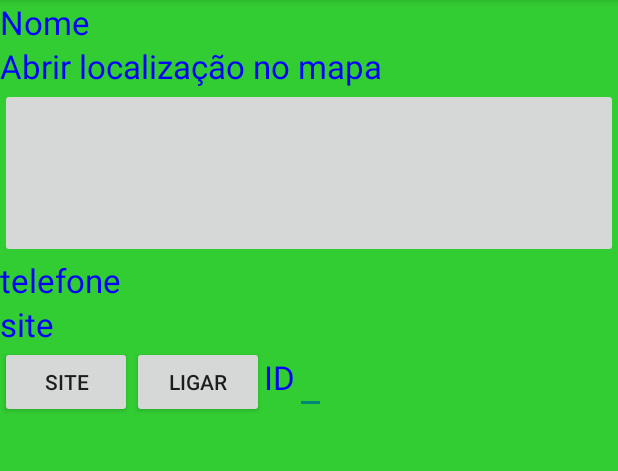
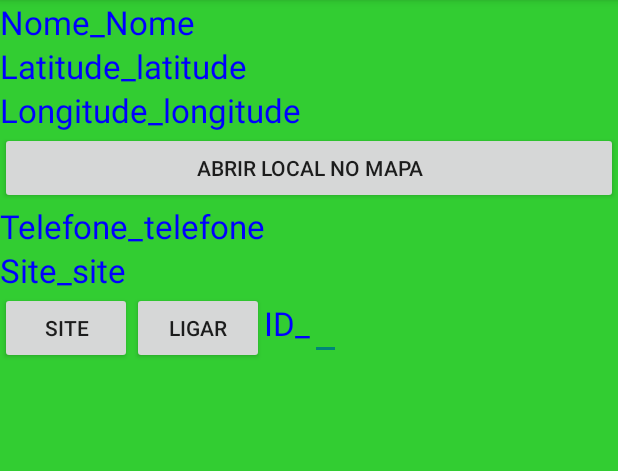
Before and after one commit to LucasChr/Projeto00, an Android app: the EmpresarialDadosActivity screen opened directly, with no data from a screen before it, on a phone screen of 412 x 824 dp, the part 84-555 px from its top. Run offline under Robolectric (Android 15) with nearby library versions, the phone set to English and light mode, and no system bars; 1 statement that could not run was skipped.

Commit message:
Atualizações, método para abrir localização no mapa implementado com sucesso

```diff
--- a/app/src/main/AndroidManifest.xml
+++ b/app/src/main/AndroidManifest.xml
@@ -3,7 +3,7 @@
     package="com.example.lucas.projeto00">
 
     <uses-library android:name="com.google.android.maps" />
-
+    <uses-permission android:name="android.permission.ACCESS_FINE_LOCATION"/>
     <uses-permission android:name="android.permission.ACCESS_COARSE_LOCATION" />
     <uses-permission android:name="android.permission.CALL_PHONE" />
     <uses-permission android:name="android.permission.INTERNET" />
--- a/app/src/main/java/com/example/lucas/projeto00/Listas/EmpresarialListActivity.java
+++ b/app/src/main/java/com/example/lucas/projeto00/Listas/EmpresarialListActivity.java
@@ -19,8 +19,6 @@ import java.util.List;
 
 public class EmpresarialListActivity extends ListActivity {
 
-    final int MENU_NOVO = 1;
-    final int MENU_CANCELAR = 2;
     EmpresaDAO dao;
     List<Empresa> empresas;
     EmpresarialListAdapter adapter;
--- a/app/src/main/java/com/example/lucas/projeto00/Listas/EmpresarialListAdapter.java
+++ b/app/src/main/java/com/example/lucas/projeto00/Listas/EmpresarialListAdapter.java
@@ -35,12 +35,12 @@ public class EmpresarialListAdapter extends ArrayAdapter<Empresa> {
 
         TextView tvNome = (TextView) itemV.findViewById(R.id.empresarial_list_item_tvNome);
         TextView tvTelefone = (TextView) itemV.findViewById(R.id.empresarial_list_item_tvTelefone);
-        TextView tvEndereco = (TextView) itemV.findViewById(R.id.empresarial_list_item_tvEndereco);
+        TextView tvSite = (TextView) itemV.findViewById(R.id.empresarial_list_item_tvSite);
 
         Empresa empresa = empresas.get(position);
         tvNome.setText(empresa.getNome());
         tvTelefone.setText(empresa.getTelefone());
-        tvEndereco.setText(empresa.getEndereco());
+        tvSite.setText(empresa.getSite());
 
         return itemV;
     }
--- a/app/src/main/java/com/example/lucas/projeto00/Listas/TuristicoListAdapter.java
+++ b/app/src/main/java/com/example/lucas/projeto00/Listas/TuristicoListAdapter.java
@@ -31,14 +31,12 @@ public class TuristicoListAdapter extends ArrayAdapter<Turistico> {
     @Override
     public View getView(int position, View convertView, ViewGroup parent) {
         LayoutInflater inflater = (LayoutInflater) ct.getSystemService(Context.LAYOUT_INFLATER_SERVICE);
-        View itemView = inflater.inflate(layout,null);
+        View itemView = inflater.inflate(layout, null);
 
         TextView tvNome = (TextView) itemView.findViewById(R.id.turistico_list_item_tvNome);
-        TextView tvEndereco = (TextView) itemView.findViewById(R.id.turistico_list_item_tvLocalizacao);
 
         Turistico turistico = turisticos.get(position);
         tvNome.setText(turistico.getNome());
-        tvEndereco.setText(turistico.getEndereco());
 
         return itemView;
     }
--- a/app/src/main/java/com/example/lucas/projeto00/PEmpresarial/EmpresarialDadosActivity.java
+++ b/app/src/main/java/com/example/lucas/projeto00/PEmpresarial/EmpresarialDadosActivity.java
@@ -20,7 +20,7 @@ public class EmpresarialDadosActivity extends Activity {
 
     EmpresaDAO dao;
     EditText edtID;
-    TextView tvNome, tvTelefone, tvSite;
+    TextView tvNome, tvTelefone, tvSite, tvLatitude, tvLongitude;
 
     @Override
     protected void onCreate(Bundle savedInstanceState) {
@@ -31,6 +31,8 @@ public class EmpresarialDadosActivity extends Activity {
         tvNome = (TextView) findViewById(R.id.empresarial_dados_tvNome);
         tvTelefone = (TextView) findViewById(R.id.empresarial_dados_tvTelefone);
         tvSite = (TextView) findViewById(R.id.empresarial_dados_tvSite);
+        tvLatitude = (TextView) findViewById(R.id.empresarial_dados_tvLatitude);
+        tvLongitude = (TextView) findViewById(R.id.empresarial_dados_tvLongitude);
 
         dao = new EmpresaDAO(this);
         Intent intent = getIntent();
@@ -86,7 +88,7 @@ public class EmpresarialDadosActivity extends Activity {
     public void excluir() {
         dao.excluir(edtID.getText().toString());
         setResult(4);
-        Toast.makeText(this,"Excluído!",Toast.LENGTH_LONG).show();
+        Toast.makeText(this, "Excluído!", Toast.LENGTH_LONG).show();
         finish();
     }
 
@@ -100,6 +102,14 @@ public class EmpresarialDadosActivity extends Activity {
         tvNome.setText(empresa.getNome());
         tvTelefone.setText(empresa.getTelefone());
         tvSite.setText(empresa.getSite());
+        tvLatitude.setText(empresa.getLatitude());
+        tvLongitude.setText(empresa.getLongitude());
         setResult(3);
     }
+
+    public void abrirMapa(View v) {
+        //Intent it = new Intent(Intent.ACTION_VIEW, Uri.parse("google.streetview:cbll" + tvLatitude.getText() +","+tvLongitude.getText()));
+        Intent it = new Intent(Intent.ACTION_VIEW, Uri.parse("geo: " + tvLatitude.getText() + "," + tvLongitude.getText() + "?z=17"));
+        startActivity(it);
+    }
 }
--- a/app/src/main/java/com/example/lucas/projeto00/SQLITE/BancoDadosE.java
+++ b/app/src/main/java/com/example/lucas/projeto00/SQLITE/BancoDadosE.java
@@ -9,13 +9,13 @@ import android.database.sqlite.SQLiteDatabase;
 public class BancoDadosE {
 
     private static final String NOME_BANCO = "Projeto";
-    private static final int VERSAO_BANCO = 4;
+    private static final int VERSAO_BANCO = 5;
 
 
     //scripts
     private static final String[] SCRIPT_DATABASE_DELETE = new String[] {"drop table if exists tbl_empresas;"};
 
-    private static final String[] SCRIPT_DATABASE_CREATE = new String[] {"create table tbl_empresas(_id integer primary key, nome text, telefone text, endereco text, site text);"};
+    private static final String[] SCRIPT_DATABASE_CREATE = new String[] {"create table tbl_empresas(_id integer primary key, nome text, telefone text, latitude text, longitude text, site text);"};
 
     private static SQLiteDatabase db;
 
--- a/app/src/main/java/com/example/lucas/projeto00/SQLITE/BancoDadosT.java
+++ b/app/src/main/java/com/example/lucas/projeto00/SQLITE/BancoDadosT.java
@@ -8,11 +8,11 @@ import android.database.sqlite.SQLiteDatabase;
  */
 public class BancoDadosT {
 
-    private static final String NOME_BANCO = "Projeto";
-    private static final int VERSAO_BANCO = 4;
+    private static final String NOME_BANCO = "ProjetoT";
+    private static final int VERSAO_BANCO = 2;
 
     private static final String[] SCRIPT_DATABASE_DELETE = new String[]{"drop table if exists tbl_turisticos;"};
-    private static final String[] SCRIPT_DATABASE_CREATE = new String[]{"create table tbl_turisticos(_id integer primary key, nome text, endereco text);"};
+    private static final String[] SCRIPT_DATABASE_CREATE = new String[]{"create table tbl_turisticos(_id integer primary key, nome text, latitude text, longitude text);"};
 
     private static SQLiteDatabase db;
 
--- a/app/src/main/res/layout/activity_empresarial_dados.xml
+++ b/app/src/main/res/layout/activity_empresarial_dados.xml
@@ -1,12 +1,12 @@
 <?xml version="1.0" encoding="utf-8"?>
 <LinearLayout xmlns:android="http://schemas.android.com/apk/res/android"
     xmlns:tools="http://schemas.android.com/tools"
+    style="@style/empresas"
     android:layout_width="match_parent"
     android:layout_height="match_parent"
     android:orientation="vertical"
     android:weightSum="1"
-    tools:context="com.example.lucas.projeto00.PEmpresarial.EmpresarialDadosActivity"
-    style="@style/empresas">
+    tools:context="com.example.lucas.projeto00.PEmpresarial.EmpresarialDadosActivity">
 
     <LinearLayout
         android:layout_width="match_parent"
@@ -14,46 +14,113 @@
         android:orientation="horizontal">
 
         <TextView
+            style="@style/letras"
+            android:layout_width="wrap_content"
+            android:layout_height="wrap_content"
+            android:text="@string/tv_Nome"
+            android:textAppearance="?android:attr/textAppearanceLarge" />
+
+        <TextView
+            android:id="@+id/empresarial_dados_tvNome"
+            style="@style/letras"
             android:layout_width="wrap_content"
             android:layout_height="wrap_content"
             android:text="Nome"
-            android:textAppearance="?android:attr/textAppearanceLarge"
-            android:id="@+id/empresarial_dados_tvNome"
-            style="@style/letras"/>
+            android:textAppearance="?android:attr/textAppearanceLarge" />
 
     </LinearLayout>
 
+    <LinearLayout
+        android:layout_width="match_parent"
+        android:layout_height="wrap_content">
+
         <TextView
+            style="@style/letras"
             android:layout_width="wrap_content"
             android:layout_height="wrap_content"
-        android:text="@string/tv_Abrirmapa"
-        android:textAppearance="?android:attr/textAppearanceLarge"
-        style="@style/letras"/>
+            android:text="@string/tv_Latitude"
+            android:textAppearance="?android:attr/textAppearanceLarge" />
 
-    <ImageButton
+        <TextView
+            android:id="@+id/empresarial_dados_tvLatitude"
+            style="@style/letras"
+            android:layout_width="wrap_content"
+            android:layout_height="wrap_content"
+            android:text="latitude"
+            android:textAppearance="?android:attr/textAppearanceLarge" />
+
+    </LinearLayout>
+
+    <LinearLayout
+        android:layout_width="match_parent"
+        android:layout_height="wrap_content">
+
+        <TextView
+            style="@style/letras"
+            android:layout_width="wrap_content"
+            android:layout_height="wrap_content"
+            android:text="@string/tv_Longitude"
+            android:textAppearance="?android:attr/textAppearanceLarge" />
+
+        <TextView
+            android:id="@+id/empresarial_dados_tvLongitude"
+            style="@style/letras"
+            android:layout_width="wrap_content"
+            android:layout_height="wrap_content"
+            android:text="longitude"
+            android:textAppearance="?android:attr/textAppearanceLarge" />
+
+    </LinearLayout>
+
+    <Button
         android:id="@+id/empresarial_dados_btnImgEndereco"
         android:layout_width="match_parent"
-        android:layout_height="113dp"
-        android:layout_gravity="right"
-        android:onClick="abrirMapa" />
+        android:layout_height="wrap_content"
+        android:onClick="abrirMapa"
+        android:text="@string/btn_AbirMapa" />
+
+    <LinearLayout
+        android:layout_width="match_parent"
+        android:layout_height="wrap_content">
 
         <TextView
+            style="@style/letras"
+            android:layout_width="wrap_content"
+            android:layout_height="wrap_content"
+            android:text="@string/tv_Telefone"
+            android:textAppearance="?android:attr/textAppearanceLarge" />
+
+        <TextView
+            android:id="@+id/empresarial_dados_tvTelefone"
+            style="@style/letras"
             android:layout_width="wrap_content"
             android:layout_height="wrap_content"
             android:text="telefone"
-        android:textAppearance="?android:attr/textAppearanceLarge"
-        android:id="@+id/empresarial_dados_tvTelefone"
-        style="@style/letras"/>
+            android:textAppearance="?android:attr/textAppearanceLarge" />
+
+    </LinearLayout>
+
+    <LinearLayout
+        android:layout_width="match_parent"
+        android:layout_height="wrap_content">
 
         <TextView
+            style="@style/letras"
+            android:layout_width="wrap_content"
+            android:layout_height="wrap_content"
+            android:text="@string/tv_Site"
+            android:textAppearance="?android:attr/textAppearanceLarge" />
+
+
+        <TextView
+            android:id="@+id/empresarial_dados_tvSite"
+            style="@style/letras"
             android:layout_width="wrap_content"
             android:layout_height="wrap_content"
             android:text="site"
-        android:textAppearance="?android:attr/textAppearanceLarge"
-        android:id="@+id/empresarial_dados_tvSite"
-        style="@style/letras"/>
+            android:textAppearance="?android:attr/textAppearanceLarge" />
 
-
+    </LinearLayout>
 
     <LinearLayout
         android:layout_width="match_parent"
@@ -65,8 +132,8 @@
             android:layout_width="wrap_content"
             android:layout_height="wrap_content"
             android:layout_gravity="center_horizontal"
-            android:text="@string/btn_site"
-            android:onClick="abrirSite"/>
+            android:onClick="abrirSite"
+            android:text="@string/btn_site" />
 
         <Button
             android:id="@+id/empresarial_dados_btnLigar"
@@ -76,16 +143,16 @@
             android:text="@string/btn_ligar" />
 
         <TextView
+            style="@style/letras"
             android:layout_width="wrap_content"
             android:layout_height="wrap_content"
-            android:textAppearance="?android:attr/textAppearanceLarge"
             android:text="@string/tv_ID"
-            style="@style/letras"/>
+            android:textAppearance="?android:attr/textAppearanceLarge" />
 
         <EditText
+            android:id="@+id/empresarial_dados_edtID"
             android:layout_width="wrap_content"
-            android:layout_height="wrap_content"
-            android:id="@+id/empresarial_dados_edtID"/>
+            android:layout_height="wrap_content" />
     </LinearLayout>
 
 </LinearLayout>
--- a/app/src/main/res/layout/activity_turistico_cad.xml
+++ b/app/src/main/res/layout/activity_turistico_cad.xml
@@ -41,7 +41,7 @@
         android:id="@+id/textView3"
         android:layout_width="wrap_content"
         android:layout_height="wrap_content"
-        android:text="@string/tv_Endereco"
+        android:text="@string/tv_Latitude"
         android:textAppearance="?android:attr/textAppearanceLarge"
         style="@style/letras"/>
 
@@ -59,7 +59,7 @@
         android:layout_height="wrap_content"
         android:layout_gravity="center_horizontal"
         android:onClick="definirEnderecoT"
-        android:text="@string/btn_SetarEndereco"
+
         style="@style/letras"/>
 
     <ImageButton
--- a/app/src/main/res/values/strings.xml
+++ b/app/src/main/res/values/strings.xml
@@ -2,15 +2,16 @@
     <string name="app_name">Projeto00</string>
     <string name="btn_pontosTuristicos">Pontos Turísticos</string>
     <string name="btn_pontosEmpresariais">Pontos Empresariais</string>
-    <string name="tv_Nome">Nome</string>
-    <string name="tv_Telefone">Telefone</string>
-    <string name="tv_Endereco">Endereco</string>
+    <string name="tv_Nome">Nome_</string>
+    <string name="tv_Telefone">Telefone_</string>
+    <string name="tv_Latitude">Latitude_</string>
+    <string name="tv_Longitude">Longitude_</string>
     <string name="btn_Mapa">Ir para</string>
     <string name="tv_EnderecoAtual">Encereço atual</string>
-    <string name="btn_SetarEndereco">Definir Endereço</string>
-    <string name="tv_ID">ID</string>
+    <string name="tv_ID">ID_</string>
     <string name="btn_ligar">Ligar</string>
     <string name="tv_Abrirmapa">Abrir localização no mapa</string>
     <string name="btn_site">Site</string>
-    <string name="tv_Site">Site</string>
+    <string name="tv_Site">Site_</string>
+    <string name="btn_AbirMapa">Abrir local no mapa</string>
 </resources>
```
Also changed, not shown: app/src/main/java/com/example/lucas/projeto00/Mapa/MapActivity.java (deleted, +0 -7 lines), app/src/main/java/com/example/lucas/projeto00/Mapa/MapaActivity.java (deleted, +0 -20 lines), app/src/main/java/com/example/lucas/projeto00/PEmpresarial/Empresa.java (+19 -0 lines), app/src/main/java/com/example/lucas/projeto00/PEmpresarial/EmpresaDAO.java (+31 -26 lines), app/src/main/java/com/example/lucas/projeto00/PEmpresarial/EmpresarialCadActivity.java (+42 -8 lines), app/src/main/res/layout/activity_empresarial_cad.xml (+16 -9 lines), app/src/main/res/layout/activity_empresarial_list_item.xml (+12 -12 lines). Lines whose indentation alone changed are shown as unchanged.
